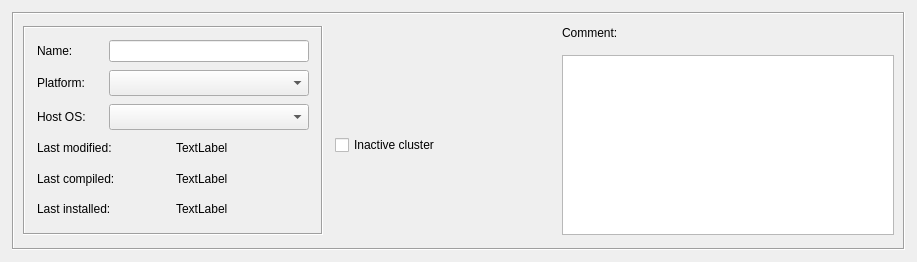
fwbuilder/fwbuilder, file src/gui/clusterdialog_q.ui: the form before one commit.
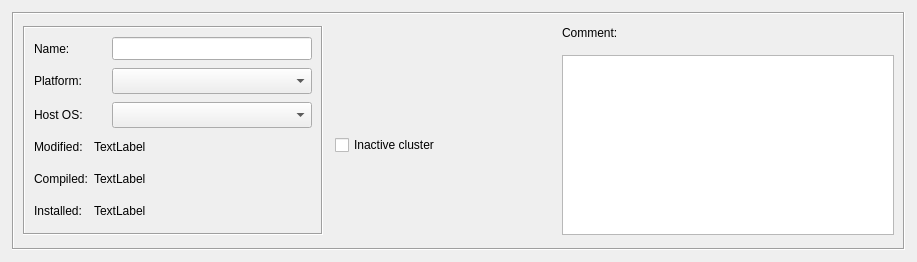
The form after the commit.

Commit message: minor fixes for the layout to make sure object name input field does not stretch across frame border

```diff
--- a/src/gui/clusterdialog_q.ui
+++ b/src/gui/clusterdialog_q.ui
@@ -63,11 +63,8 @@
         <property name="frameShadow" >
          <enum>QFrame::Sunken</enum>
         </property>
-        <layout class="QGridLayout" name="gridLayout_3" >
-         <property name="margin" >
-          <number>12</number>
-         </property>
-         <item row="0" column="0" colspan="2" >
+        <layout class="QGridLayout" name="gridLayout_4" >
+         <item row="0" column="0" >
           <layout class="QGridLayout" >
            <property name="spacing" >
             <number>8</number>
@@ -97,7 +94,7 @@
            <item row="0" column="1" >
             <widget class="QLineEdit" name="obj_name" >
              <property name="sizePolicy" >
-              <sizepolicy vsizetype="Fixed" hsizetype="Minimum" >
+              <sizepolicy vsizetype="Fixed" hsizetype="Preferred" >
                <horstretch>0</horstretch>
                <verstretch>0</verstretch>
               </sizepolicy>
@@ -105,7 +102,7 @@
              <property name="minimumSize" >
               <size>
                <width>200</width>
-               <height>0</height>
+               <height>23</height>
               </size>
              </property>
             </widget>
@@ -189,46 +186,68 @@
           </layout>
          </item>
          <item row="1" column="0" >
+          <layout class="QGridLayout" name="gridLayout_3" >
+           <item row="0" column="0" >
           <widget class="QLabel" name="label" >
            <property name="text" >
-            <string>Last modified:</string>
+              <string>Modified:</string>
            </property>
           </widget>
          </item>
-         <item row="1" column="1" >
+           <item row="0" column="1" >
           <widget class="QLabel" name="last_modified" >
+             <property name="sizePolicy" >
+              <sizepolicy vsizetype="Preferred" hsizetype="Expanding" >
+               <horstretch>0</horstretch>
+               <verstretch>0</verstretch>
+              </sizepolicy>
+             </property>
            <property name="text" >
             <string>TextLabel</string>
            </property>
           </widget>
          </item>
-         <item row="2" column="0" >
+           <item row="1" column="0" >
           <widget class="QLabel" name="label_2" >
            <property name="text" >
-            <string>Last compiled:</string>
+              <string>Compiled:</string>
            </property>
           </widget>
          </item>
-         <item row="2" column="1" >
+           <item row="1" column="1" >
           <widget class="QLabel" name="last_compiled" >
+             <property name="sizePolicy" >
+              <sizepolicy vsizetype="Preferred" hsizetype="Expanding" >
+               <horstretch>0</horstretch>
+               <verstretch>0</verstretch>
+              </sizepolicy>
+             </property>
            <property name="text" >
             <string>TextLabel</string>
            </property>
           </widget>
          </item>
-         <item row="3" column="0" >
+           <item row="2" column="0" >
           <widget class="QLabel" name="label_3" >
            <property name="text" >
-            <string>Last installed:</string>
+              <string>Installed:</string>
            </property>
           </widget>
          </item>
-         <item row="3" column="1" >
+           <item row="2" column="1" >
           <widget class="QLabel" name="last_installed" >
+             <property name="sizePolicy" >
+              <sizepolicy vsizetype="Preferred" hsizetype="Expanding" >
+               <horstretch>0</horstretch>
+               <verstretch>0</verstretch>
+              </sizepolicy>
+             </property>
            <property name="text" >
             <string>TextLabel</string>
            </property>
           </widget>
+           </item>
+          </layout>
          </item>
         </layout>
        </widget>
```
Lines whose indentation alone changed are shown as unchanged. The commit also changes 1 other file.
